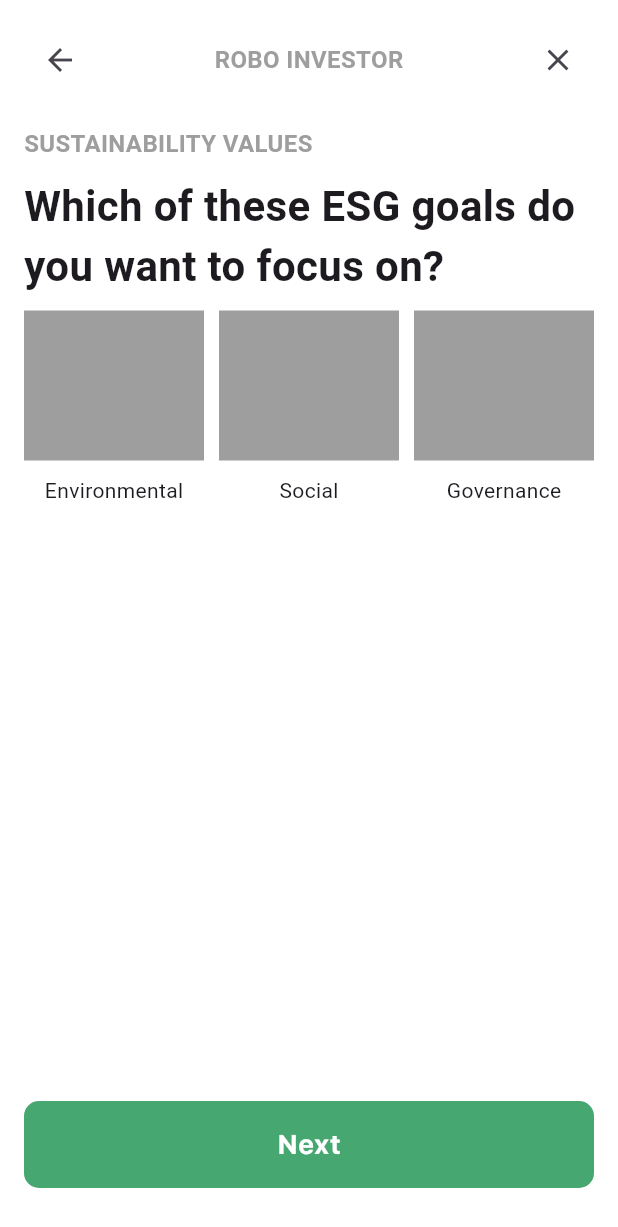
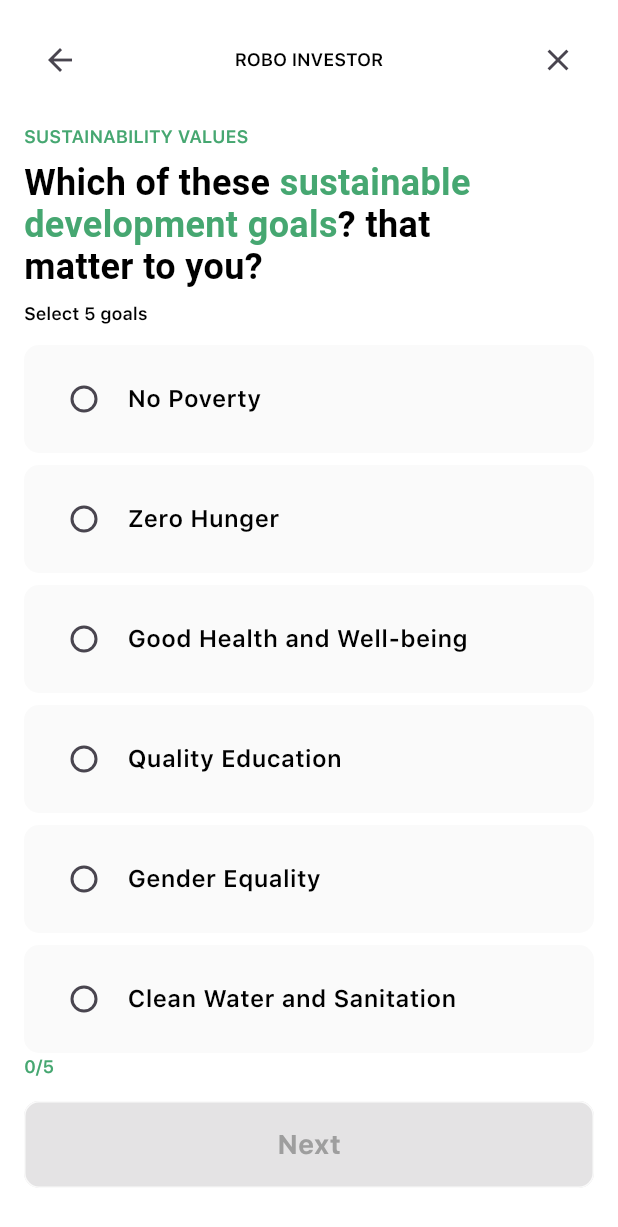
Before and after one commit to argyrogounari/GRO-Ivestments, a Flutter app: the InvestmentAmountPage screen opened directly with empty values, after a tap on "Next", on a phone screen of 412 x 824 dp. Shown: the top 1227 px of the screen. Run offline on Flutter 3.47's test engine with Material 3 defaults, Android fonts, the phone set to English and light mode, and no system bars; our stand-ins replace flutter_svg, percent_indicator; Roboto replaces fonts that are missing (SF Pro Text).

Commit message:
all working

```diff
--- a/lib/local_database.dart
+++ b/lib/local_database.dart
@@ -26,6 +26,7 @@ class UserChoices {
   bool? decideLater;
   String? initialInvestment;
   String? monthlyInvestment;
+  List<int> selectedGoals = [];
 
   UserChoices({
     this.investmentRisk,
@@ -48,14 +49,14 @@ final List<SDGGoal> sdgGoals = [
   SDGGoal(number: 6, description: "Clean Water and Sanitation"),
   SDGGoal(number: 7, description: "Affordable and Clean Energy"),
   SDGGoal(number: 8, description: "Decent Work and Economic Growth"),
-  SDGGoal(number: 9, description: "Industry, Innovation, and Infrastructure"),
+  SDGGoal(number: 9, description: "Industry and Innovation"),
   SDGGoal(number: 10, description: "Reduced Inequality"),
-  SDGGoal(number: 11, description: "Sustainable Cities and Communities"),
-  SDGGoal(number: 12, description: "Responsible Consumption and Production"),
+  SDGGoal(number: 11, description: "Sustainable Cities"),
+  SDGGoal(number: 12, description: "Responsible Consumption"),
   SDGGoal(number: 13, description: "Climate Action"),
   SDGGoal(number: 14, description: "Life Below Water"),
   SDGGoal(number: 15, description: "Life on Land"),
-  SDGGoal(number: 16, description: "Peace, Justice, and Strong Institutions"),
+  SDGGoal(number: 16, description: "Peace and Justice"),
   SDGGoal(number: 17, description: "Partnerships for the Goals"),
 ];
 
--- a/lib/onboarding/1geting_started.dart
+++ b/lib/onboarding/1geting_started.dart
@@ -1,7 +1,6 @@
 import 'package:flutter/material.dart';
 import 'package:hackaithon/custom_button.dart';
 import 'package:hackaithon/local_database.dart';
-import 'package:hackaithon/onboarding/3experience.dart';
 import 'package:hackaithon/onboarding/2risks.dart';
 
 class Onboarding extends StatelessWidget {
@@ -9,7 +8,7 @@ class Onboarding extends StatelessWidget {
   Widget build(BuildContext context) {
     return Scaffold(
       body: Padding(
-        padding: const EdgeInsets.all(0),
+        padding: const EdgeInsets.only(right: 16),
         child: Column(
           crossAxisAlignment: CrossAxisAlignment.start,
           children: [
--- a/lib/onboarding/4how_much_invest.dart
+++ b/lib/onboarding/4how_much_invest.dart
@@ -136,8 +136,8 @@ class _InvestmentAmountPageState extends State<InvestmentAmountPage> {
                     Navigator.push(
                       context,
                       MaterialPageRoute(
-                          builder: (context) =>
-                              EsgFocusPage(userChoices: widget.userChoices)),
+                          builder: (context) => GoalsSelectionPage(
+                              userChoices: widget.userChoices)),
                     );
                   },
                   isEnabled: true,
--- a/lib/onboarding/5esg_focus.dart
+++ b/lib/onboarding/5esg_focus.dart
@@ -3,22 +3,47 @@ import 'package:hackaithon/custom_button.dart';
 import 'package:hackaithon/local_database.dart';
 import 'package:hackaithon/onboarding/6donation.dart';
 
-class EsgFocusPage extends StatefulWidget {
+class SDGGoal {
+  final int number;
+  final String description;
+
+  SDGGoal({required this.number, required this.description});
+}
+
+class GoalsSelectionPage extends StatefulWidget {
   final UserChoices userChoices;
 
-  EsgFocusPage({required this.userChoices});
+  GoalsSelectionPage({required this.userChoices});
 
   @override
-  _EsgFocusPageState createState() => _EsgFocusPageState();
+  _GoalsSelectionPageState createState() => _GoalsSelectionPageState();
 }
 
-class _EsgFocusPageState extends State<EsgFocusPage> {
-  String? _selectedEsg;
+class _GoalsSelectionPageState extends State<GoalsSelectionPage> {
+  List<int> selectedGoals = [];
 
-  @override
-  void initState() {
-    super.initState();
-    _selectedEsg = widget.userChoices.esgFocus;
+  void _onGoalSelected(int index) {
+    setState(() {
+      if (selectedGoals.contains(index)) {
+        selectedGoals.remove(index);
+      } else {
+        if (selectedGoals.length < 5) {
+          selectedGoals.add(index);
+        }
+      }
+    });
+  }
+
+  void _onNextPressed() {
+    if (selectedGoals.length == 5) {
+      widget.userChoices.selectedGoals = selectedGoals;
+      Navigator.push(
+        context,
+        MaterialPageRoute(
+          builder: (context) => DonationPage(userChoices: widget.userChoices),
+        ),
+      );
+    }
   }
 
   @override
@@ -41,9 +66,12 @@ class _EsgFocusPageState extends State<EsgFocusPage> {
                 Text(
                   'ROBO INVESTOR',
                   style: TextStyle(
-                    fontSize: 16,
-                    color: Colors.grey,
-                    fontWeight: FontWeight.bold,
+                    color: Colors.black,
+                    fontSize: 12,
+                    fontFamily: 'SFPro',
+                    fontWeight: FontWeight.w600,
+                    height: 0,
+                    letterSpacing: -0.05,
                   ),
                 ),
                 IconButton(
@@ -58,118 +86,130 @@ class _EsgFocusPageState extends State<EsgFocusPage> {
             Text(
               'SUSTAINABILITY VALUES',
               style: TextStyle(
-                fontSize: 16,
-                color: Colors.grey,
-                fontWeight: FontWeight.bold,
+                color: Color(0xFF46A771),
+                fontSize: 12,
+                fontFamily: 'SFPro',
+                fontWeight: FontWeight.w600,
+                height: 0,
+                letterSpacing: -0.05,
+              ),
+            ),
+            SizedBox(height: 10),
+            SizedBox(
+              width: 346,
+              child: Text.rich(
+                TextSpan(
+                  children: [
+                    TextSpan(
+                      text: 'Which of these ',
+                      style: TextStyle(
+                        color: Colors.black,
+                        fontSize: 24,
+                        fontFamily: 'SF Pro Text',
+                        fontWeight: FontWeight.w700,
+                        height: 0,
+                      ),
+                    ),
+                    TextSpan(
+                      text: 'sustainable development goals',
+                      style: TextStyle(
+                        color: Color(0xFF46A771),
+                        fontSize: 24,
+                        fontFamily: 'SF Pro Text',
+                        fontWeight: FontWeight.w700,
+                        height: 0,
+                      ),
+                    ),
+                    TextSpan(
+                      text: '? that matter to you?',
+                      style: TextStyle(
+                        color: Colors.black,
+                        fontSize: 24,
+                        fontFamily: 'SF Pro Text',
+                        fontWeight: FontWeight.w700,
+                        height: 0,
+                      ),
+                    ),
+                  ],
+                ),
               ),
             ),
             SizedBox(height: 10),
             Text(
-              'Which of these ESG goals do you want to focus on?',
+              'Select 5 goals',
               style: TextStyle(
-                fontSize: 28,
-                fontWeight: FontWeight.bold,
+                color: Colors.black,
+                fontSize: 12,
+                fontFamily: 'SFPro',
+                fontWeight: FontWeight.w600,
+                height: 0,
+                letterSpacing: -0.05,
               ),
             ),
             SizedBox(height: 10),
-            Row(
-              mainAxisAlignment: MainAxisAlignment.spaceAround,
-              children: [
-                Expanded(
-                  child: GestureDetector(
-                    onTap: () {
-                      setState(() {
-                        _selectedEsg = 'Environmental';
-                      });
-                    },
+            Expanded(
+              child: ListView.builder(
+                itemCount: sdgGoals.length,
+                itemBuilder: (context, index) {
+                  return GestureDetector(
+                    onTap: () => _onGoalSelected(index),
                     child: Container(
-                      color: _selectedEsg == 'Environmental'
-                          ? Colors.grey[300]
-                          : Colors.transparent,
-                      child: Column(
+                      padding: const EdgeInsets.symmetric(
+                          horizontal: 16.0, vertical: 12.0),
+                      margin: const EdgeInsets.symmetric(vertical: 4.0),
+                      decoration: BoxDecoration(
+                        color: selectedGoals.contains(index)
+                            ? Color(0xFFE8F5E9)
+                            : Color(0xFFFAFAFA),
+                        borderRadius: BorderRadius.circular(10),
+                      ),
+                      child: Row(
                         children: [
-                          Container(
-                            height: 100,
-                            color: Colors.grey,
+                          Radio<int>(
+                            value: index,
+                            groupValue:
+                                selectedGoals.contains(index) ? index : null,
+                            onChanged: (value) => _onGoalSelected(index),
+                            activeColor: Color(0xFF46A771),
                           ),
-                          SizedBox(height: 10),
-                          Text('Environmental'),
+                          SizedBox(width: 5),
+                          Text(
+                            sdgGoals[index].description,
+                            style: TextStyle(
+                              color: Colors.black,
+                              fontSize: 16,
+                              fontFamily: 'SFPro',
+                              fontWeight: FontWeight.w600,
+                              height: 0,
+                            ),
+                          ),
                         ],
                       ),
                     ),
-                  ),
-                ),
-                SizedBox(width: 10),
-                Expanded(
-                  child: GestureDetector(
-                    onTap: () {
-                      setState(() {
-                        _selectedEsg = 'Social';
-                      });
-                    },
-                    child: Container(
-                      color: _selectedEsg == 'Social'
-                          ? Colors.grey[300]
-                          : Colors.transparent,
-                      child: Column(
-                        children: [
-                          Container(
-                            height: 100,
-                            color: Colors.grey,
-                          ),
-                          SizedBox(height: 10),
-                          Text('Social'),
-                        ],
-                      ),
-                    ),
-                  ),
-                ),
-                SizedBox(width: 10),
-                Expanded(
-                  child: GestureDetector(
-                    onTap: () {
-                      setState(() {
-                        _selectedEsg = 'Governance';
-                      });
-                    },
-                    child: Container(
-                      color: _selectedEsg == 'Governance'
-                          ? Colors.grey[300]
-                          : Colors.transparent,
-                      child: Column(
-                        children: [
-                          Container(
-                            height: 100,
-                            color: Colors.grey,
-                          ),
-                          SizedBox(height: 10),
-                          Text('Governance'),
-                        ],
-                      ),
-                    ),
-                  ),
-                ),
-              ],
+                  );
+                },
+              ),
             ),
-            Spacer(),
+            Text(
+              '${selectedGoals.length}/5',
+              style: TextStyle(
+                color: Color(0xFF46A771),
+                fontSize: 12,
+                fontFamily: 'SFPro',
+                fontWeight: FontWeight.w600,
+                height: 0,
+                letterSpacing: -0.05,
+              ),
+            ),
+            SizedBox(height: 16),
             Align(
               alignment: Alignment.bottomCenter,
               child: SizedBox(
                 width: double.infinity,
                 child: CustomButton(
                   text: "Next",
-                  onPressed: () {
-                    widget.userChoices.esgFocus = _selectedEsg;
-                    Navigator.push(
-                      context,
-                      MaterialPageRoute(
-                        builder: (context) => DonationPage(
-                          userChoices: widget.userChoices,
-                        ),
-                      ),
-                    );
-                  },
-                  isEnabled: true,
+                  onPressed: _onNextPressed,
+                  isEnabled: selectedGoals.length == 5,
                 ),
               ),
             ),
--- a/pubspec.yaml
+++ b/pubspec.yaml
@@ -7,6 +7,7 @@ environment:
   sdk: '>=3.4.3 <4.0.0'
 
 dependencies:
+  http: ^0.13.3
   flutter_svg: ^1.0.0
   percent_indicator: ^4.0.1
   flutter:
```
Also changed, not shown: lib/1home/first_home.dart (+15 -15 lines), lib/1home/second_home.dart (+15 -15 lines), lib/onboarding/2risks.dart (+11 -4 lines), lib/remote_database.dart (added, +23 -0 lines), assets/icons/log1.png (added), assets/icons/log2.png (added), assets/icons/log3.png (added), assets/icons/log4.png (added), pubspec.lock.
